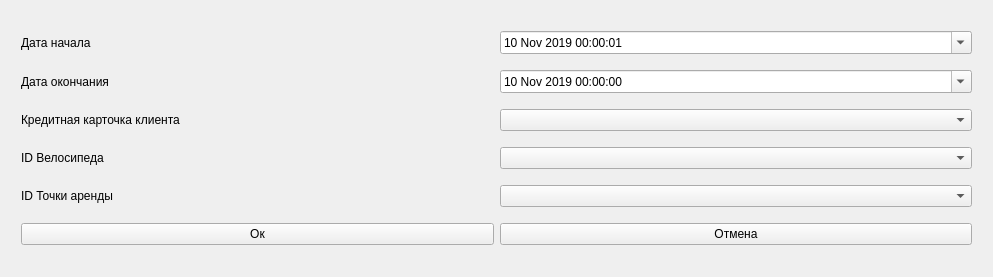
First picture: the form in formforadding.ui, repository Noxybot/course, before the edit.
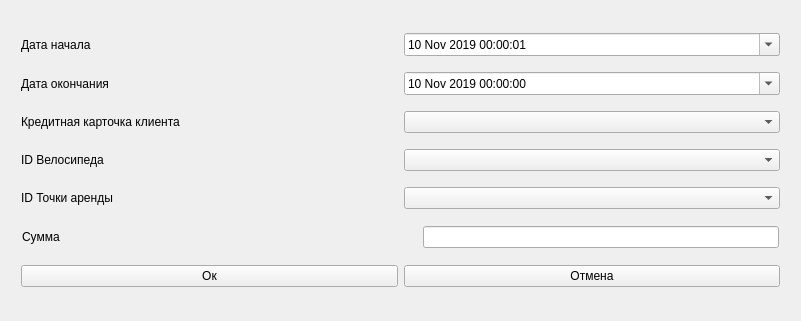
Second picture: the form after the edit.

Diff of the .ui file:
```diff
--- a/formforadding.ui
+++ b/formforadding.ui
@@ -6,8 +6,8 @@
    <rect>
     <x>0</x>
     <y>0</y>
-    <width>993</width>
-    <height>277</height>
+    <width>801</width>
+    <height>321</height>
    </rect>
   </property>
   <property name="windowTitle">
@@ -211,6 +211,45 @@
        </item>
       </layout>
      </item>
+     <item>
+      <layout class="QHBoxLayout" name="horizontalLayout_3">
+       <property name="leftMargin">
+        <number>6</number>
+       </property>
+       <property name="topMargin">
+        <number>6</number>
+       </property>
+       <property name="rightMargin">
+        <number>6</number>
+       </property>
+       <property name="bottomMargin">
+        <number>6</number>
+       </property>
+       <item>
+        <widget class="QLabel" name="label_7">
+         <property name="text">
+          <string>Сумма</string>
+         </property>
+        </widget>
+       </item>
+       <item>
+        <spacer name="horizontalSpacer">
+         <property name="orientation">
+          <enum>Qt::Horizontal</enum>
+         </property>
+         <property name="sizeHint" stdset="0">
+          <size>
+           <width>40</width>
+           <height>20</height>
+          </size>
+         </property>
+        </spacer>
+       </item>
+       <item>
+        <widget class="QLineEdit" name="lineEdit_sum"/>
+       </item>
+      </layout>
+     </item>
      <item>
       <layout class="QHBoxLayout" name="horizontalLayout">
        <property name="leftMargin">
```
